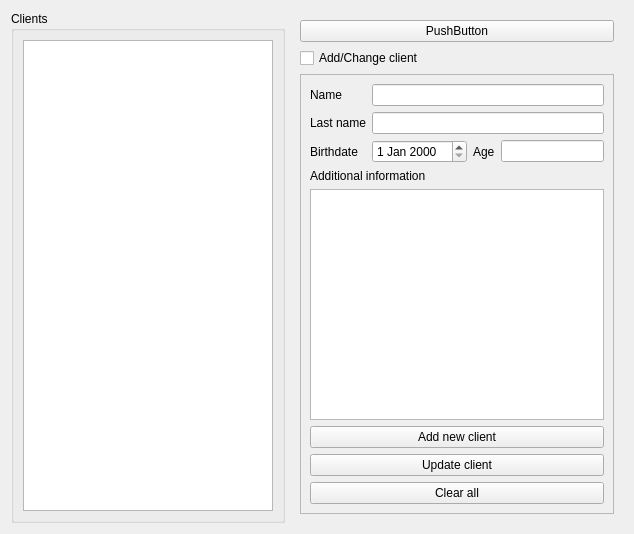
This is ui/pages/clientinfo.ui in Artem535/PsyClientManager as Qt 5 draws it before an edit. The edited form follows.
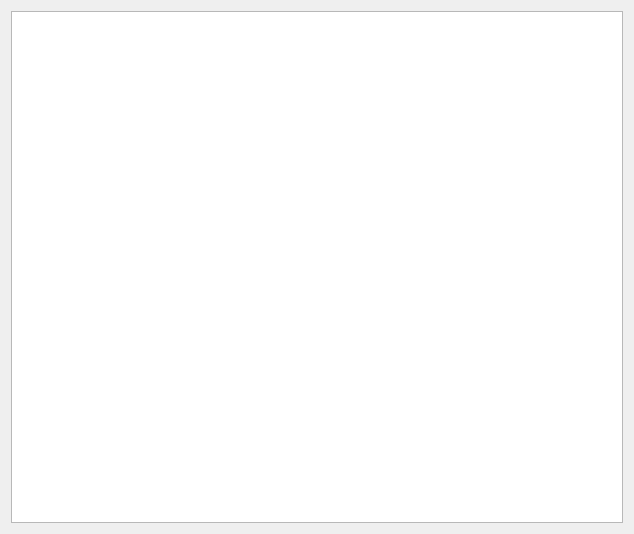
This is the edited form.

Commit message: format: Realize logic for save and edit card.

```diff
--- a/ui/pages/clientinfo.ui
+++ b/ui/pages/clientinfo.ui
@@ -13,129 +13,9 @@
   <property name="windowTitle">
    <string>Form</string>
   </property>
-  <layout class="QHBoxLayout" name="horizontalLayout_6">
+  <layout class="QVBoxLayout" name="verticalLayout">
    <item>
-    <widget class="QGroupBox" name="groupBox_2">
-     <property name="title">
-      <string>Clients</string>
-     </property>
-     <layout class="QVBoxLayout" name="verticalLayout_3">
-      <item>
-       <widget class="QListView" name="listView"/>
-      </item>
-     </layout>
-    </widget>
-   </item>
-   <item>
-    <widget class="QFrame" name="mClientInfoGroup">
-     <layout class="QVBoxLayout" name="verticalLayout_2">
-      <item>
-       <widget class="QPushButton" name="pushButton">
-        <property name="text">
-         <string>PushButton</string>
-        </property>
-       </widget>
-      </item>
-      <item>
-       <widget class="QCheckBox" name="mAddUpdateCheckBox">
-        <property name="text">
-         <string>Add/Change client</string>
-        </property>
-       </widget>
-      </item>
-      <item>
-       <widget class="QFrame" name="frame">
-        <property name="frameShape">
-         <enum>QFrame::Shape::StyledPanel</enum>
-        </property>
-        <property name="frameShadow">
-         <enum>QFrame::Shadow::Raised</enum>
-        </property>
-        <layout class="QVBoxLayout" name="verticalLayout">
-         <item>
-          <layout class="QFormLayout" name="formLayout">
-           <item row="0" column="0">
-            <widget class="QLabel" name="label">
-             <property name="text">
-              <string>Name</string>
-             </property>
-            </widget>
-           </item>
-           <item row="1" column="0">
-            <widget class="QLabel" name="label_4">
-             <property name="text">
-              <string>Last name</string>
-             </property>
-            </widget>
-           </item>
-           <item row="1" column="1">
-            <widget class="QLineEdit" name="mLastNameInput"/>
-           </item>
-           <item row="2" column="0">
-            <widget class="QLabel" name="label_2">
-             <property name="text">
-              <string>Birthdate</string>
-             </property>
-            </widget>
-           </item>
-           <item row="2" column="1">
-            <layout class="QHBoxLayout" name="horizontalLayout_5">
-             <item>
-              <widget class="QDateEdit" name="mBirthdateInput"/>
-             </item>
-             <item>
-              <widget class="QLabel" name="label_5">
-               <property name="text">
-                <string>Age</string>
-               </property>
-              </widget>
-             </item>
-             <item>
-              <widget class="QLineEdit" name="mAgeInput"/>
-             </item>
-            </layout>
-           </item>
-           <item row="0" column="1">
-            <widget class="QLineEdit" name="mNameInput"/>
-           </item>
-          </layout>
-         </item>
-         <item>
-          <widget class="QLabel" name="label_3">
-           <property name="text">
-            <string>Additional information</string>
-           </property>
-          </widget>
-         </item>
-         <item>
-          <widget class="QPlainTextEdit" name="mAdditionalInfo"/>
-         </item>
-         <item>
-          <widget class="QPushButton" name="mAddNewClientButton">
-           <property name="text">
-            <string>Add new client</string>
-           </property>
-          </widget>
-         </item>
-         <item>
-          <widget class="QPushButton" name="mUpdateButton">
-           <property name="text">
-            <string>Update client</string>
-           </property>
-          </widget>
-         </item>
-         <item>
-          <widget class="QPushButton" name="clear_button">
-           <property name="text">
-            <string>Clear all</string>
-           </property>
-          </widget>
-         </item>
-        </layout>
-       </widget>
-      </item>
-     </layout>
-    </widget>
+    <widget class="QListView" name="listView"/>
    </item>
   </layout>
  </widget>
```
The commit also changes 5 other files.
